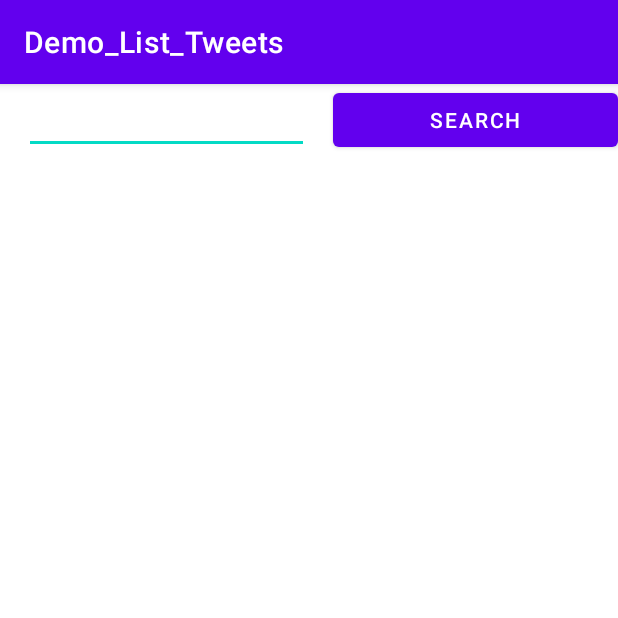
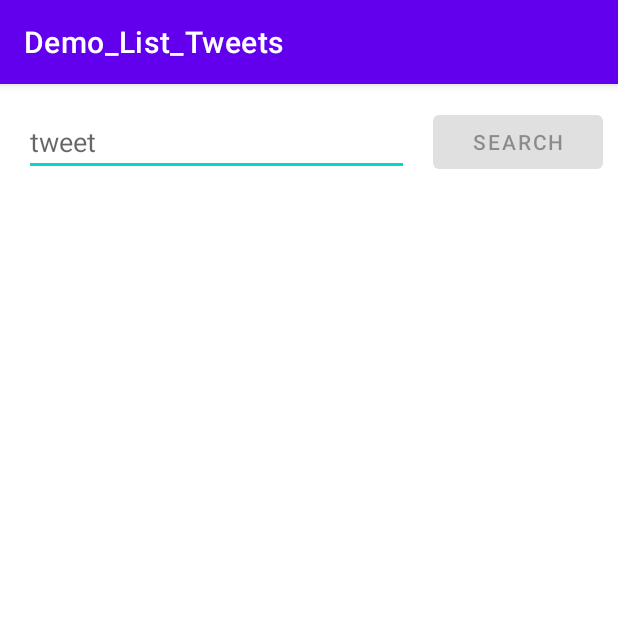
Before and after one commit to marin007/SampleSearchTweets, an Android app: the screen it shows after launch (MainActivity), on a phone screen of 412 x 824 dp, the top half of it. Run offline under Robolectric (Android 15) with nearby library versions, the phone set to English and light mode, and no system bars; our stand-ins replace data binding; libraries missing offline, so code that uses them is left out: android.text, com.jakewharton.retrofit2; 9 statements that could not run were skipped.

Commit message:
Few optimizations nad UI changes

```diff
--- a/app/src/main/java/com/example/demo_list_tweets/data/interceptors/NoConnectionInterceptor.kt
+++ b/app/src/main/java/com/example/demo_list_tweets/data/interceptors/NoConnectionInterceptor.kt
@@ -9,6 +9,7 @@ import java.io.IOException
 import java.net.InetSocketAddress
 import java.net.Socket
 
+@Suppress("DEPRECATION")
 class NoConnectionInterceptor (private val context: Context) : Interceptor {
     override fun intercept(chain: Interceptor.Chain): Response {
         return if (!isConnectionOn()) {
@@ -60,7 +61,7 @@ class NoConnectionInterceptor (private val context: Context) : Interceptor {
             get() = "No network available, please check your WiFi or Data connection"
     }
 
-    class NoInternetException() : IOException() {
+    class NoInternetException : IOException() {
         override val message: String
             get() = "No internet available, please check your connected WIFi or Data"
     }
--- a/app/src/main/java/com/example/demo_list_tweets/data/remote/TweetsRemoteApi.kt
+++ b/app/src/main/java/com/example/demo_list_tweets/data/remote/TweetsRemoteApi.kt
@@ -1,12 +1,10 @@
 package com.example.demo_list_tweets.data.remote
 
 import com.example.demo_list_tweets.domain.entity.Tweet
-import kotlinx.coroutines.Deferred
-import retrofit2.Response
 import retrofit2.http.*
 
 interface TweetsRemoteApi {
     @GET("/1.1/search/tweets.json")
     @Headers("Content-Type: application/json")
-    fun getTweetsByKeyWordAsync(@Query("q") keyword: String, @Query("count") count: String = "100", @Query("lang") lang: String = "en"): Deferred<Response<Tweet>>
+    suspend fun getTweetsByKeyWordAsync(@Query("q") keyword: String, @Query("count") count: Int, @Query("lang") lang: String): Tweet
 }
--- a/app/src/main/java/com/example/demo_list_tweets/data/repository/TweetsRemoteApiImpl.kt
+++ b/app/src/main/java/com/example/demo_list_tweets/data/repository/TweetsRemoteApiImpl.kt
@@ -3,11 +3,9 @@ package com.example.demo_list_tweets.data.repository
 import com.example.demo_list_tweets.data.remote.TweetsRemoteApi
 import com.example.demo_list_tweets.domain.entity.Tweet
 import com.example.demo_list_tweets.domain.repository.TweetRepository
-import kotlinx.coroutines.Deferred
-import retrofit2.Response
 
 class TweetsRemoteApiImpl(private val remoteApi: TweetsRemoteApi): TweetRepository {
-    override suspend fun getTweetsByKeyWordAsync(keyword: String): Deferred<Response<Tweet>> {
-        return remoteApi.getTweetsByKeyWordAsync(keyword = keyword)
+    override suspend fun getTweetsByKeyWordAsync(keyword: String, tweetsCount: Int, language: String): Tweet {
+        return remoteApi.getTweetsByKeyWordAsync(keyword = keyword, count = tweetsCount, lang = language)
     }
 }
--- a/app/src/main/java/com/example/demo_list_tweets/domain/entity/Tweet.kt
+++ b/app/src/main/java/com/example/demo_list_tweets/domain/entity/Tweet.kt
@@ -7,12 +7,12 @@ data class Tweet(
 data class TweetContainer(
     val id: String?,
     val text: String?,
-    val entities: Entities,
-    val user: User
+    val entities: Entities?,
+    val user: User?
 )
 
 data class Entities(
-    val urls: List<URLs>
+    val urls: List<URLs>?
 )
 
 data class URLs(
--- a/app/src/main/java/com/example/demo_list_tweets/domain/repository/TweetRepository.kt
+++ b/app/src/main/java/com/example/demo_list_tweets/domain/repository/TweetRepository.kt
@@ -1,9 +1,7 @@
 package com.example.demo_list_tweets.domain.repository
 
 import com.example.demo_list_tweets.domain.entity.Tweet
-import kotlinx.coroutines.Deferred
-import retrofit2.Response
 
 interface TweetRepository {
-    suspend fun getTweetsByKeyWordAsync(keyword: String): Deferred<Response<Tweet>>
+    suspend fun getTweetsByKeyWordAsync(keyword: String, tweetsCount: Int, language: String): Tweet
 }
--- a/app/src/main/java/com/example/demo_list_tweets/domain/usecases/GetTweetByKeywordUseCase.kt
+++ b/app/src/main/java/com/example/demo_list_tweets/domain/usecases/GetTweetByKeywordUseCase.kt
@@ -2,11 +2,9 @@ package com.example.demo_list_tweets.domain.usecases
 
 import com.example.demo_list_tweets.domain.entity.Tweet
 import com.example.demo_list_tweets.domain.repository.TweetRepository
-import kotlinx.coroutines.Deferred
-import retrofit2.Response
 
 class GetTweetByKeywordUseCase(private val tweetRepository: TweetRepository) {
-    suspend fun getTweetsByKeyWordAsync(keyword: String) : Deferred<Response<Tweet>> {
-        return tweetRepository.getTweetsByKeyWordAsync(keyword = keyword)
+    suspend fun getTweetsByKeyWordAsync(keyword: String, tweetsCount: Int, language: String) : Tweet {
+        return tweetRepository.getTweetsByKeyWordAsync(keyword = keyword, tweetsCount = tweetsCount, language = language)
     }
 }
--- a/app/src/main/java/com/example/demo_list_tweets/presentation/common/Utils.kt
+++ b/app/src/main/java/com/example/demo_list_tweets/presentation/common/Utils.kt
@@ -1,10 +1,17 @@
+@file:Suppress("DEPRECATION")
+
 package com.example.demo_list_tweets.presentation.common
 
 import android.content.Context
 import android.graphics.Color
 import android.graphics.PorterDuff
+import android.view.View
+import android.view.inputmethod.InputMethodManager
 import android.widget.TextView
 import android.widget.Toast
+import androidx.core.content.ContextCompat
+import androidx.recyclerview.widget.DividerItemDecoration
+import com.example.demo_list_tweets.R
 
 //https://www.rockandnull.com/livedata-observe-once/
 class ValueWrapper<T>(private val value: T) {
@@ -28,3 +35,18 @@ fun showErrorToast(context: Context, message: String) {
     text?.setTextColor(Color.WHITE)
     toast.show()
 }
+
+fun hideKeyboard (context: Context, view: View?) {
+    val imm = context.getSystemService(Context.INPUT_METHOD_SERVICE) as InputMethodManager
+    view?.let {
+        imm.hideSoftInputFromWindow(it.windowToken, 0)
+    }
+}
+
+fun getRecycleViewDivider(context: Context): DividerItemDecoration {
+    val divider = DividerItemDecoration(context, DividerItemDecoration.VERTICAL)
+    ContextCompat.getDrawable(context, R.drawable.border)?.let {
+        divider.setDrawable(it)
+    }
+    return divider
+}
--- a/app/src/main/java/com/example/demo_list_tweets/presentation/di/DiModules.kt
+++ b/app/src/main/java/com/example/demo_list_tweets/presentation/di/DiModules.kt
@@ -30,10 +30,10 @@ val viewModelsModule: Module = module {
 }
 
 val repositoriesModule: Module = module {
-    single { createGlobalCommonRepository(get()) }
+    single { createTweetsRepository(get()) }
 }
 
-fun createGlobalCommonRepository(remoteApi: TweetsRemoteApi): TweetRepository {
+fun createTweetsRepository(remoteApi: TweetsRemoteApi): TweetRepository {
     return TweetsRemoteApiImpl(
         remoteApi
     )
@@ -92,6 +92,4 @@ val networkModule = module {
             .build()
     }
     single { get<Retrofit>().create(TweetsRemoteApi::class.java) }
-
-
 }
--- /dev/null
+++ b/app/src/main/res/drawable/border.xml
@@ -0,0 +1,6 @@
+<?xml version="1.0" encoding="utf-8"?>
+<shape xmlns:android="http://schemas.android.com/apk/res/android"
+    android:shape="rectangle">
+    <solid android:color="@color/gray"/>
+    <size android:height="1dp"/>
+</shape>
--- a/app/src/main/res/layout/fragment_search_tweets.xml
+++ b/app/src/main/res/layout/fragment_search_tweets.xml
@@ -1,47 +1,78 @@
 <?xml version="1.0" encoding="utf-8"?>
-<layout>
+<layout xmlns:android="http://schemas.android.com/apk/res/android"
+    xmlns:tools="http://schemas.android.com/tools">
+
     <data>
+
         <import type="android.view.View" />
+
+        <import type="android.text.TextUtils" />
+
         <variable
             name="viewModel"
             type="com.example.demo_list_tweets.presentation.searchtweets.SearchTweetsViewModel" />
     </data>
-    <androidx.constraintlayout.widget.ConstraintLayout xmlns:android="http://schemas.android.com/apk/res/android"
-        xmlns:app="http://schemas.android.com/apk/res-auto"
-        xmlns:tools="http://schemas.android.com/tools"
+
+    <androidx.constraintlayout.widget.ConstraintLayout xmlns:app="http://schemas.android.com/apk/res-auto"
         android:layout_width="match_parent"
         android:layout_height="match_parent"
         tools:context=".presentation.searchtweets.SearchTweetsFragment">
+
+        <androidx.constraintlayout.widget.Guideline
+            android:id="@+id/guideline"
+            android:layout_width="wrap_content"
+            android:layout_height="wrap_content"
+            android:orientation="vertical"
+            app:layout_constraintGuide_percent="0.7" />
+
         <EditText
-            android:id="@+id/edittext"
+            android:id="@+id/editTextSearch"
             android:layout_width="0dp"
             android:layout_height="wrap_content"
+            android:layout_margin="16dp"
+            android:autofillHints="AUTOFILL_TYPE_TEXT"
+            android:hint="@string/tweet"
+            android:inputType="text"
+            android:text="@={viewModel.keyword}"
+            app:layout_constraintBottom_toTopOf="@id/recycler_view"
+            app:layout_constraintEnd_toStartOf="@id/guideline"
             app:layout_constraintStart_toStartOf="parent"
-            app:layout_constraintTop_toTopOf="@id/search"
-            app:layout_constraintBottom_toBottomOf="@id/search"
-            app:layout_constraintEnd_toStartOf="@id/search"
-            android:text="@={viewModel.keyword}"
-            android:layout_margin="16dp"/>
+            app:layout_constraintTop_toTopOf="parent"
+            tools:ignore="LabelFor" />
+
         <Button
-            android:id="@+id/search"
+            android:id="@+id/buttonSearch"
             android:layout_width="0dp"
             android:layout_height="wrap_content"
-            app:layout_constraintStart_toEndOf="@+id/edittext"
+            android:layout_marginEnd="10dp"
+            android:enabled="@{TextUtils.isEmpty(viewModel.keyword) ? false : true}"
+            android:onClick="@{() -> viewModel.searchTweet()}"
+            android:text="@string/search"
+            android:visibility="@{!viewModel.showLoader ? View.VISIBLE : View.GONE, default=visible}"
+            app:layout_constraintBottom_toBottomOf="@id/editTextSearch"
             app:layout_constraintEnd_toEndOf="parent"
-            app:layout_constraintTop_toTopOf="parent"
-            android:text="Search"
-            android:onClick="@{() -> viewModel.searchTweet()}"
-            ></Button>
+            app:layout_constraintStart_toEndOf="@+id/guideline"
+            app:layout_constraintTop_toTopOf="@id/editTextSearch" />
+
+        <ProgressBar
+            android:id="@+id/progress"
+            android:layout_width="0dp"
+            android:layout_height="wrap_content"
+            android:visibility="@{viewModel.showLoader ? View.VISIBLE : View.GONE, default=gone}"
+            app:layout_constraintBottom_toBottomOf="@id/editTextSearch"
+            app:layout_constraintEnd_toEndOf="parent"
+            app:layout_constraintStart_toEndOf="@+id/editTextSearch"
+            app:layout_constraintTop_toTopOf="@id/editTextSearch"
+            tools:visibility="visible" />
 
         <androidx.recyclerview.widget.RecyclerView
             android:id="@+id/recycler_view"
             android:layout_width="0dp"
             android:layout_height="0dp"
-            android:scrollbars="vertical"
+            android:layout_marginTop="10dp"
             app:layout_constraintBottom_toBottomOf="parent"
             app:layout_constraintEnd_toEndOf="parent"
             app:layout_constraintStart_toStartOf="parent"
-            app:layout_constraintTop_toBottomOf="@+id/search" />
-
+            app:layout_constraintTop_toBottomOf="@+id/editTextSearch" />
     </androidx.constraintlayout.widget.ConstraintLayout>
 </layout>
--- a/app/src/main/res/values/colors.xml
+++ b/app/src/main/res/values/colors.xml
@@ -7,4 +7,5 @@
     <color name="teal_700">#FF018786</color>
     <color name="black">#FF000000</color>
     <color name="white">#FFFFFFFF</color>
+    <color name="gray">#eceff1</color>
 </resources>
--- a/app/src/main/res/values/strings.xml
+++ b/app/src/main/res/values/strings.xml
@@ -4,4 +4,6 @@
     <string name="api_url">https://api.twitter.com</string>
     <!-- TODO: Remove or change this placeholder text -->
     <string name="hello_blank_fragment">Hello blank fragment</string>
+    <string name="search">Search</string>
+    <string name="tweet">tweet</string>
 </resources>
```
Also changed, not shown: app/build.gradle (+10 -13 lines), app/src/main/java/com/example/demo_list_tweets/presentation/searchtweets/SearchTweetsAdapter.kt (+25 -11 lines), app/src/main/java/com/example/demo_list_tweets/presentation/searchtweets/SearchTweetsFragment.kt (+16 -8 lines), app/src/main/java/com/example/demo_list_tweets/presentation/searchtweets/SearchTweetsViewModel.kt (+14 -15 lines), app/src/main/res/layout/tweet_item_row.xml (+21 -16 lines).
